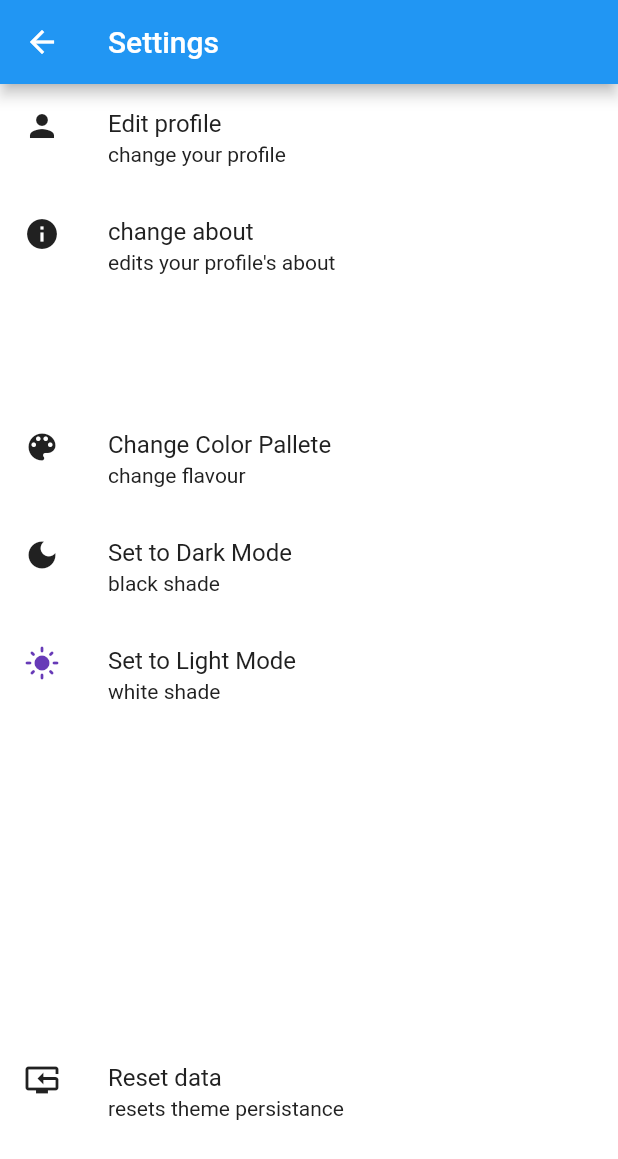
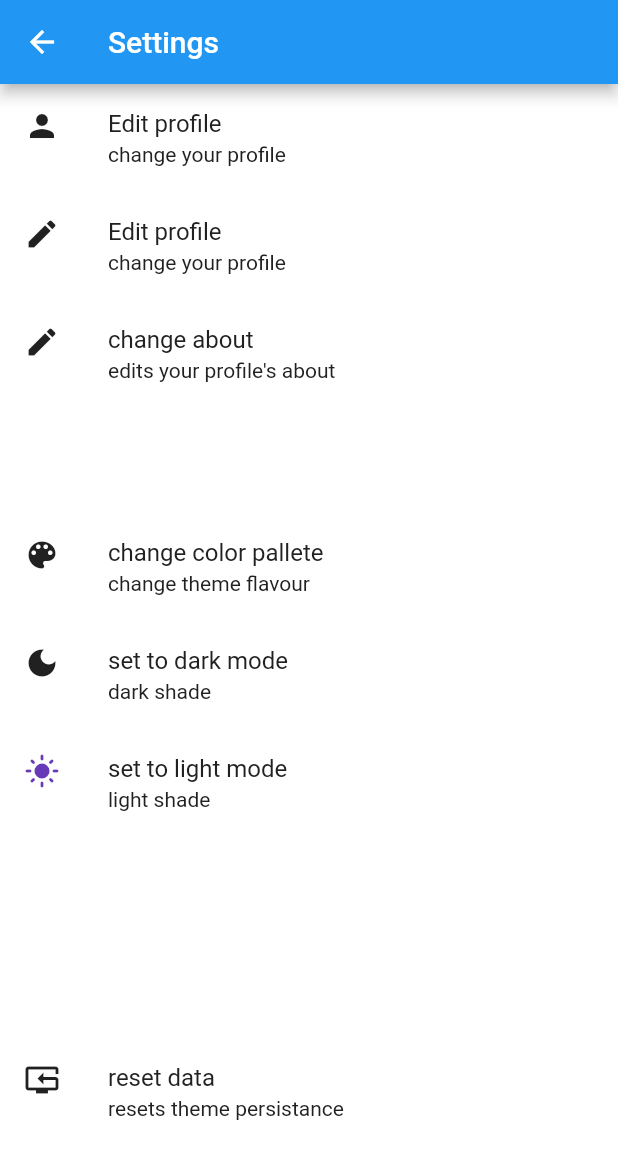
Before and after one commit to mUmarBaloch/Flutter_theme_mangement, a Flutter app: the screen it shows after launch, in the side drawer, after a tap on "Settings", on a phone screen of 412 x 824 dp. Shown: the top 1159 px of the screen. Run offline on Flutter 3.47's test engine with Material 2 defaults, Android fonts, the phone set to English and light mode, and no system bars; our stand-ins replace shared_preferences.

Commit message:
Added settings code redability

```diff
--- a/lib/screen/settings.dart
+++ b/lib/screen/settings.dart
@@ -15,91 +15,41 @@ class Settings extends StatelessWidget {
             ),
             body: Column(
               children: [
-                ListTile(
-                  onTap: () => {},
-                  leading:
-                      Icon(Icons.person, color: CustomTheme.foregroundColor),
-                  title: Text(
-                    'Edit profile',
-                    style: TextStyle(color: CustomTheme.foregroundColor),
-                  ),
-                  subtitle: Text(
-                    'change your profile',
-                    style: TextStyle(color: CustomTheme.foregroundColor),
-                  ),
-                ),
-                ListTile(
-                  onTap: () => {},
-                  leading: Icon(Icons.info, color: CustomTheme.foregroundColor),
-                  title: Text(
-                    'change about',
-                    style: TextStyle(color: CustomTheme.foregroundColor),
-                  ),
-                  subtitle: Text(
-                    "edits your profile's about",
-                    style: TextStyle(color: CustomTheme.foregroundColor),
-                  ),
-                ),
+                optionTile(() => null, Icons.person,
+                    title: 'Edit profile',
+                    subtitle: 'change your profile',
+                    isDarkBtn: false),
+                optionTile(() => null, Icons.edit,
+                    title: 'Edit profile',
+                    subtitle: 'change your profile',
+                    isDarkBtn: false),
+                optionTile(() => null, Icons.edit,
+                    title: 'change about',
+                    subtitle: 'edits your profile\'s about',
+                    isDarkBtn: false),
                 SizedBox(
                   height: 70,
                 ),
-                ListTile(
-                  onTap: () => {},
-                  leading: Icon(Icons.color_lens,
-                      color: CustomTheme.foregroundColor),
-                  title: Text(
-                    'Change Color Pallete',
-                    style: TextStyle(color: CustomTheme.foregroundColor),
-                  ),
-                  subtitle: Text(
-                    'change flavour',
-                    style: TextStyle(color: CustomTheme.foregroundColor),
-                  ),
-                ),
-                ListTile(
-                  onTap: () => CustomTheme.switchToDarkMode(),
-                  leading: Icon(Icons.dark_mode,
-                      color: CustomTheme.isDark
-                          ? Colors.deepPurple
-                          : CustomTheme.foregroundColor),
-                  title: Text(
-                    'Set to Dark Mode',
-                    style: TextStyle(color: CustomTheme.foregroundColor),
-                  ),
-                  subtitle: Text(
-                    'black shade',
-                    style: TextStyle(color: CustomTheme.foregroundColor),
-                  ),
-                ),
-                ListTile(
-                  onTap: () => CustomTheme.switchToLightMode(),
-                  leading: Icon(Icons.light_mode,
-                      color: !CustomTheme.isDark
-                          ? Colors.deepPurple
-                          : CustomTheme.foregroundColor),
-                  title: Text(
-                    'Set to Light Mode',
-                    style: TextStyle(color: CustomTheme.foregroundColor),
-                  ),
-                  subtitle: Text(
-                    'white shade',
-                    style: TextStyle(color: CustomTheme.foregroundColor),
-                  ),
-                ),
+                optionTile(() => null, Icons.color_lens,
+                    title: 'change color pallete',
+                    subtitle: 'change theme flavour',
+                    isDarkBtn: false),
+                optionTile(CustomTheme.switchToDarkMode, Icons.dark_mode,
+                    title: 'set to dark mode',
+                    subtitle: 'dark shade',
+                    isThemeTile: true,
+                    isDarkBtn: true),
+                optionTile(
+                    () => CustomTheme.switchToLightMode, Icons.light_mode,
+                    title: 'set to light mode',
+                    subtitle: 'light shade',
+                    isThemeTile: true,
+                    isDarkBtn: false),
                 Spacer(),
-                ListTile(
-                  onTap: () => Persistance().resetTheme(),
-                  leading:
-                      Icon(Icons.reset_tv, color: CustomTheme.foregroundColor),
-                  title: Text(
-                    'Reset data',
-                    style: TextStyle(color: CustomTheme.foregroundColor),
-                  ),
-                  subtitle: Text(
-                    'resets theme persistance',
-                    style: TextStyle(color: CustomTheme.foregroundColor),
-                  ),
-                ),
+                optionTile(() => Persistance().resetTheme, Icons.reset_tv,
+                    title: 'reset data',
+                    subtitle: 'resets theme persistance',
+                    isDarkBtn: false),
                 SizedBox(
                   height: 060,
                 ),
@@ -108,4 +58,33 @@ class Settings extends StatelessWidget {
           );
         });
   }
+
+  ListTile optionTile(Function onTap, IconData icon,
+      {required String title,
+      String? subtitle,
+      bool isThemeTile = false,
+      required bool isDarkBtn}) {
+    return ListTile(
+      onTap: () => onTap(),
+      leading: !isThemeTile
+          ? Icon(icon, color: CustomTheme.foregroundColor)
+          : !isDarkBtn
+              ? Icon(Icons.light_mode,
+                  color: !CustomTheme.isDark
+                      ? Colors.deepPurple
+                      : CustomTheme.foregroundColor)
+              : Icon(Icons.dark_mode,
+                  color: CustomTheme.isDark
+                      ? Colors.deepPurple
+                      : CustomTheme.foregroundColor),
+      title: Text(
+        '$title',
+        style: TextStyle(color: CustomTheme.foregroundColor),
+      ),
+      subtitle: Text(
+        subtitle ?? '',
+        style: TextStyle(color: CustomTheme.foregroundColor),
+      ),
+    );
+  }
 }
```
